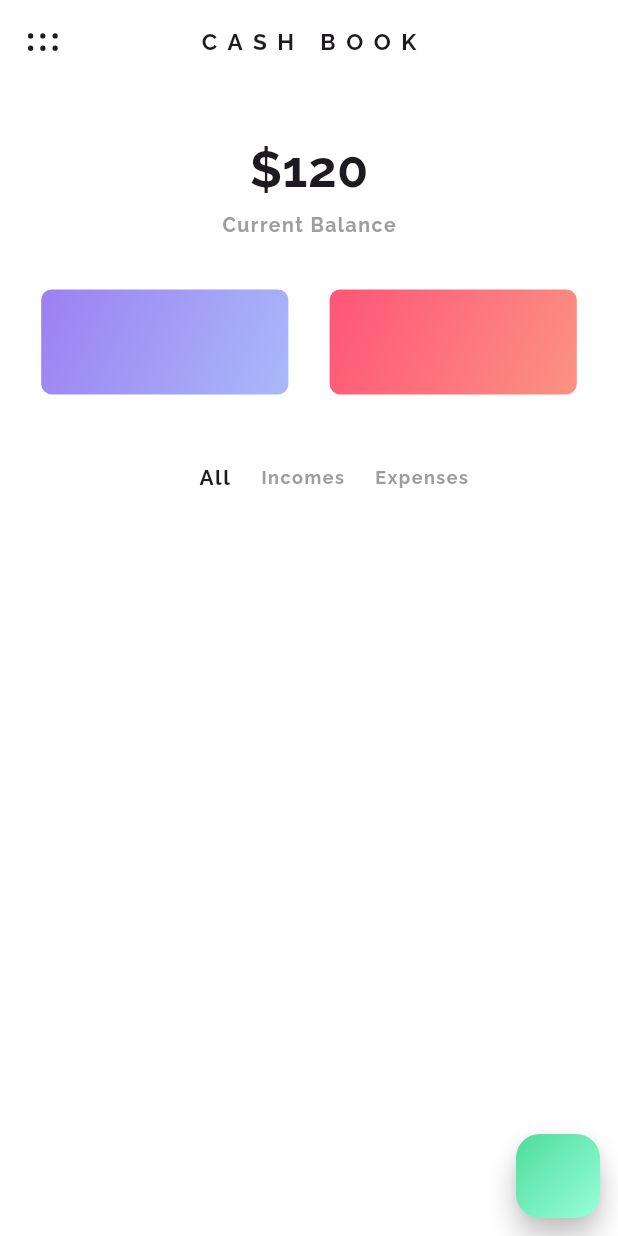
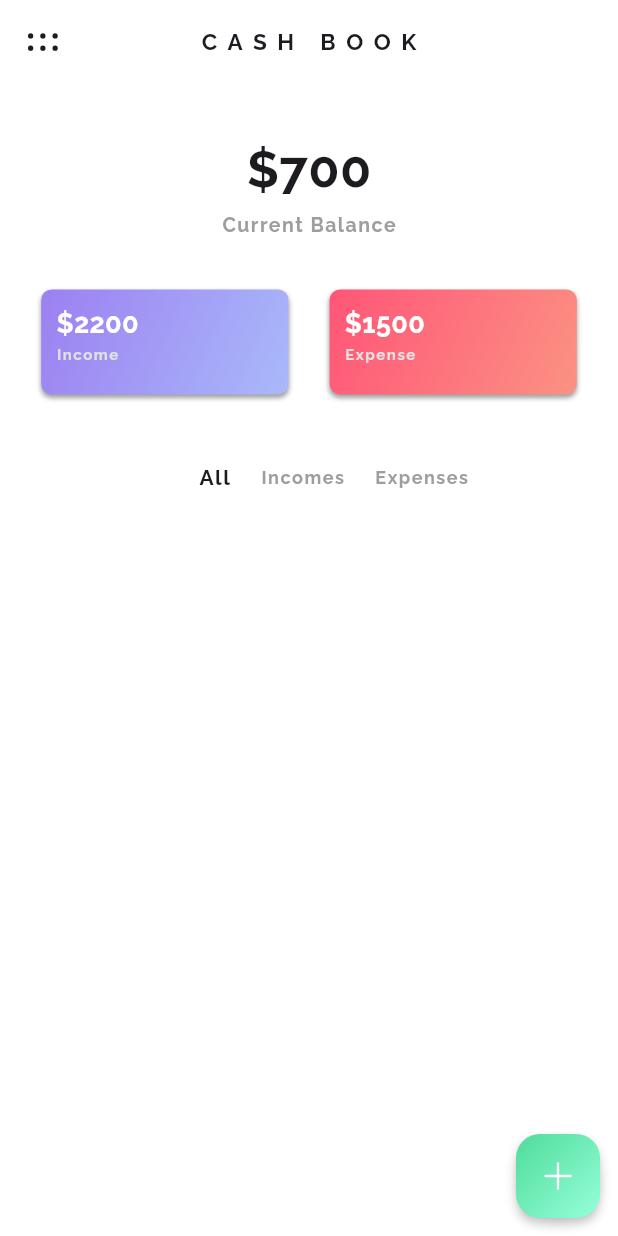
Before and after one commit to itsAliTahir/Expense-Tracker, a Flutter app: the screen it shows after launch, on a phone screen of 412 x 824 dp. Run offline on Flutter 3.47's test engine with Material 3 defaults, Android fonts, the phone set to English and light mode, and no system bars; drawn by our look-alikes of animated_flip_counter; our stand-ins replace fluentui_system_icons.

Commit message:
Income Expenses box done

```diff
--- a/lib/main.dart
+++ b/lib/main.dart
@@ -1,4 +1,6 @@
+import 'package:cash_book_expense_tracker/provider/data_provider.dart';
 import 'package:cash_book_expense_tracker/screens/home_screen/home_screen_body.dart';
+import 'package:provider/provider.dart';
 import 'provider/themes_data.dart';
 import 'package:flutter/material.dart';
 
@@ -11,14 +13,16 @@ class MyApp extends StatelessWidget {
 
   @override
   Widget build(BuildContext context) {
-    return MaterialApp(
+    return ChangeNotifierProvider(
+      create: (context) => TransactionDataProvider(),
+      child: MaterialApp(
         debugShowCheckedModeBanner: false,
         theme: ThemeData(
             textTheme:
                 const TextTheme(titleLarge: TextStyle(color: Colors.black)),
             appBarTheme: AppBarTheme(color: lightThemeScaffold),
-          drawerTheme:
-              DrawerThemeData(backgroundColor: lightThemeDrawerBackgroundColor),
+            drawerTheme: DrawerThemeData(
+                backgroundColor: lightThemeDrawerBackgroundColor),
             secondaryHeaderColor: lightThemeSecondaryFont,
             scaffoldBackgroundColor: lightThemeScaffold),
         // darkTheme: ThemeData(
@@ -29,6 +33,7 @@ class MyApp extends StatelessWidget {
         //     scaffoldBackgroundColor: darkThemeScaffold),
         themeMode: ThemeMode.light,
         home: const MyHomeScreenBody(),
+      ),
     );
   }
 }
--- a/lib/provider/data_provider.dart
+++ b/lib/provider/data_provider.dart
@@ -1,16 +1,44 @@
 import 'package:cash_book_expense_tracker/provider/models/transaction_model.dart';
 import 'package:flutter/material.dart';
 
-class DataProvider with ChangeNotifier {
+class TransactionDataProvider with ChangeNotifier {
   final List<Transaction> _myExpensesList = [
-    Transaction("1", "My Transaction", 1200, "not made yet"),
-    Transaction("2", "My Transaction", 800, "not made yet"),
-    Transaction("3", "My Transaction", -1000, "not made yet"),
-    Transaction("4", "My Transaction", 200, "not made yet"),
-    Transaction("5", "My Transaction", -500, "not made yet"),
+    Transaction("1", "My Transaction", "My Description", 1200, "not made yet"),
+    Transaction("2", "My Transaction", "My Description", 800, "not made yet"),
+    Transaction("3", "My Transaction", "My Description", -1000, "not made yet"),
+    Transaction("4", "My Transaction", "My Description", 200, "not made yet"),
+    Transaction("5", "My Transaction", "My Description", -500, "not made yet"),
   ];
 
   List<Transaction> get items {
     return [..._myExpensesList];
   }
+
+  num CurrentBalance() {
+    num sum = 0;
+    for (int i = 0; i < _myExpensesList.length; i++) {
+      sum = sum + _myExpensesList[i].amount;
+    }
+    return sum;
+  }
+
+  num TotalIncome() {
+    num sum = 0;
+    for (int i = 0; i < _myExpensesList.length; i++) {
+      if (_myExpensesList[i].amount >= 0) {
+        sum = sum + _myExpensesList[i].amount;
+      }
+    }
+    return sum;
+  }
+
+  num TotalExpense() {
+    num sum = 0;
+    for (int i = 0; i < _myExpensesList.length; i++) {
+      if (_myExpensesList[i].amount < 0) {
+        sum = sum + _myExpensesList[i].amount;
+      }
+    }
+    return sum * -1;
+  }
 }
--- a/lib/provider/models/transaction_model.dart
+++ b/lib/provider/models/transaction_model.dart
@@ -1,7 +1,8 @@
 class Transaction {
   String id;
   String title;
-  int amount;
+  String description;
+  num amount;
   String date;
-  Transaction(this.id, this.title, this.amount, this.date);
+  Transaction(this.id, this.title, this.description, this.amount, this.date);
 }
--- a/lib/screens/home_screen/current_balance.dart
+++ b/lib/screens/home_screen/current_balance.dart
@@ -1,6 +1,8 @@
+import 'package:cash_book_expense_tracker/provider/data_provider.dart';
 import 'package:cash_book_expense_tracker/provider/themes_data.dart';
 import 'package:flutter/material.dart';
 import 'package:animated_flip_counter/animated_flip_counter.dart';
+import 'package:provider/provider.dart';
 
 class MyCurrentBalance extends StatefulWidget {
   const MyCurrentBalance({super.key});
@@ -10,10 +12,12 @@ class MyCurrentBalance extends StatefulWidget {
 }
 
 class _MyCurrentBalanceState extends State<MyCurrentBalance> {
-  num temp = 120;
   @override
   Widget build(BuildContext context) {
     double screenHeight = MediaQuery.of(context).size.height;
+    final CurrentBalance =
+        Provider.of<TransactionDataProvider>(context, listen: false)
+            .CurrentBalance;
     return Center(
       child: Container(
         margin:
@@ -23,7 +27,7 @@ class _MyCurrentBalanceState extends State<MyCurrentBalance> {
           crossAxisAlignment: CrossAxisAlignment.center,
           children: [
             AnimatedFlipCounter(
-              value: temp,
+              value: CurrentBalance(),
               prefix: "\$",
               textStyle: const TextStyle(
                   fontFamily: "Raleway",
@@ -42,13 +46,6 @@ class _MyCurrentBalanceState extends State<MyCurrentBalance> {
                   fontSize: 13,
                   fontWeight: FontWeight.bold),
             ),
-            // TextButton(
-            //   onPressed: () {
-            //     temp = temp + 100;
-            //     setState(() {});
-            //   },
-            //   child: const Text("data"),
-            // )
           ],
         ),
       ),
--- a/lib/screens/home_screen/floatingactionbutton.dart
+++ b/lib/screens/home_screen/floatingactionbutton.dart
@@ -1,3 +1,4 @@
+import 'package:fluentui_system_icons/fluentui_system_icons.dart';
 import 'package:flutter/material.dart';
 
 class MyFloatingActionButton extends StatelessWidget {
@@ -7,8 +8,19 @@ class MyFloatingActionButton extends StatelessWidget {
   Widget build(BuildContext context) {
     return FloatingActionButton(
       shape: ContinuousRectangleBorder(borderRadius: BorderRadius.circular(38)),
+      backgroundColor: Colors.transparent,
+      hoverColor: Colors.transparent,
+      focusColor: Colors.transparent,
+      foregroundColor: Colors.transparent,
+      splashColor: Colors.transparent,
+      elevation: 2,
+      disabledElevation: 0,
+      hoverElevation: 1.5,
+      highlightElevation: 0,
+      focusElevation: 0,
+      enableFeedback: false,
       onPressed: () {},
-      child: Container(
+      child: Ink(
         width: double.infinity,
         height: double.infinity,
         decoration: BoxDecoration(
@@ -17,6 +29,11 @@ class MyFloatingActionButton extends StatelessWidget {
               Color.fromARGB(255, 79, 220, 154),
               Color.fromARGB(255, 150, 255, 218)
             ], begin: Alignment.topLeft, end: Alignment.bottomRight)),
+        child: const Icon(
+          FluentIcons.add_32_regular,
+          size: 25,
+          color: Colors.white,
+        ),
       ),
     );
   }
--- a/lib/screens/home_screen/income_expenses.dart
+++ b/lib/screens/home_screen/income_expenses.dart
@@ -1,23 +1,30 @@
+import 'package:cash_book_expense_tracker/provider/data_provider.dart';
 import 'package:cash_book_expense_tracker/widgets/gradient_box.dart';
 import 'package:flutter/material.dart';
+import 'package:provider/provider.dart';
 
 class MyIncomeExpenses extends StatelessWidget {
   const MyIncomeExpenses({super.key});
 
   @override
   Widget build(BuildContext context) {
-    double screenWidth = MediaQuery.of(context).size.width;
+    final TotalIncome =
+        Provider.of<TransactionDataProvider>(context, listen: false)
+            .TotalIncome;
+    final TotalExpense =
+        Provider.of<TransactionDataProvider>(context, listen: false)
+            .TotalExpense;
     return Row(
       mainAxisAlignment: MainAxisAlignment.spaceEvenly,
       children: [
         GradientBox(
-            title: "1200",
-            subTitle: "Income",
+            amount: TotalIncome(),
+            title: "Income",
             gradient1: Color.fromARGB(255, 156, 128, 241),
             gradient2: Color.fromARGB(255, 169, 185, 250)),
         GradientBox(
-          title: "1200",
-          subTitle: "Expense",
+          amount: TotalExpense(),
+          title: "Expense",
           gradient1: Color.fromARGB(255, 255, 85, 119),
           gradient2: Color.fromARGB(255, 251, 146, 131),
         ),
--- a/lib/widgets/gradient_box.dart
+++ b/lib/widgets/gradient_box.dart
@@ -1,13 +1,14 @@
+import 'package:animated_flip_counter/animated_flip_counter.dart';
 import 'package:flutter/material.dart';
 
 class GradientBox extends StatelessWidget {
+  num amount;
   String title;
-  String subTitle;
   Color gradient1;
   Color gradient2;
   GradientBox(
-      {required this.title,
-      required this.subTitle,
+      {required this.amount,
+      required this.title,
       required this.gradient1,
       required this.gradient2,
       super.key});
@@ -18,12 +19,47 @@ class GradientBox extends StatelessWidget {
     return Container(
       width: screenWidth * 0.4,
       height: 70,
+      padding: const EdgeInsets.only(top: 10, left: 10, right: 3, bottom: 3),
       decoration: BoxDecoration(
           borderRadius: BorderRadius.circular(7),
+          boxShadow: const [
+            BoxShadow(
+              color: Colors.grey,
+              offset: Offset(0, 2), // Set shadow offset
+              blurRadius: 2, // Set blur radius for a shadow effect
+            ),
+          ],
           gradient: LinearGradient(
               colors: [gradient1, gradient2],
               begin: Alignment.topLeft,
               end: Alignment.bottomRight)),
+      child: Column(
+        mainAxisAlignment: MainAxisAlignment.start,
+        crossAxisAlignment: CrossAxisAlignment.start,
+        children: [
+          FittedBox(
+            fit: BoxFit.contain,
+            child: AnimatedFlipCounter(
+              value: amount,
+              prefix: "\$",
+              textStyle: const TextStyle(
+                  fontFamily: "Raleway",
+                  color: Colors.white,
+                  fontSize: 18,
+                  fontWeight: FontWeight.bold),
+            ),
+          ),
+          Text(
+            title,
+            style: const TextStyle(
+                fontFamily: "Raleway",
+                letterSpacing: 1,
+                color: Color.fromARGB(255, 224, 224, 224),
+                fontSize: 10,
+                fontWeight: FontWeight.bold),
+          ),
+        ],
+      ),
     );
   }
 }
--- a/pubspec.yaml
+++ b/pubspec.yaml
@@ -38,6 +38,7 @@ dependencies:
   animated_flip_counter: ^0.2.6
   provider: ^6.1.1
   fluentui_system_icons: ^1.1.224
+  gradient_floating_button: ^0.0.3
 
 dev_dependencies:
   flutter_test:
```
Also changed, not shown: pubspec.lock. Lines whose indentation alone changed are shown as unchanged.
